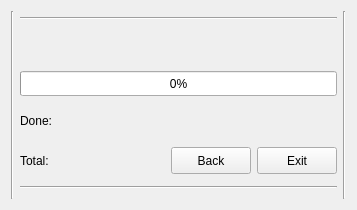
Above: ui/video_maker_ui.ui from eM7RON/ImageEvo before the change. Below: the same form after it.
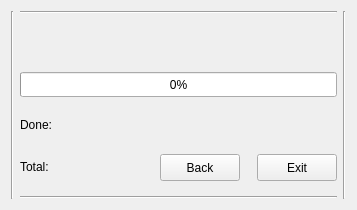
That is the form after the change.

Diff of the .ui file:
```diff
--- a/ui/video_maker_ui.ui
+++ b/ui/video_maker_ui.ui
@@ -43,6 +43,9 @@
      </item>
      <item>
       <layout class="QVBoxLayout" name="verticalLayout_2">
+       <property name="spacing">
+        <number>17</number>
+       </property>
        <item>
         <widget class="Line" name="line_2">
          <property name="orientation">
```
